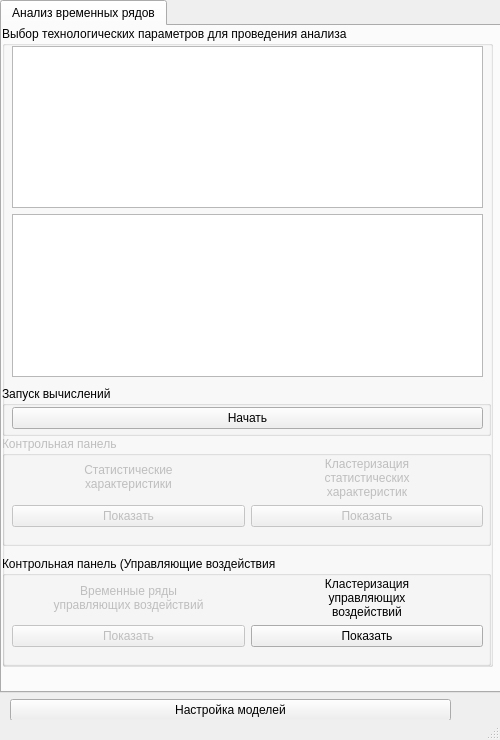
Old version of the form SOURCES/TSAC/Main.ui in the repository KP-Data-Mining/DM.
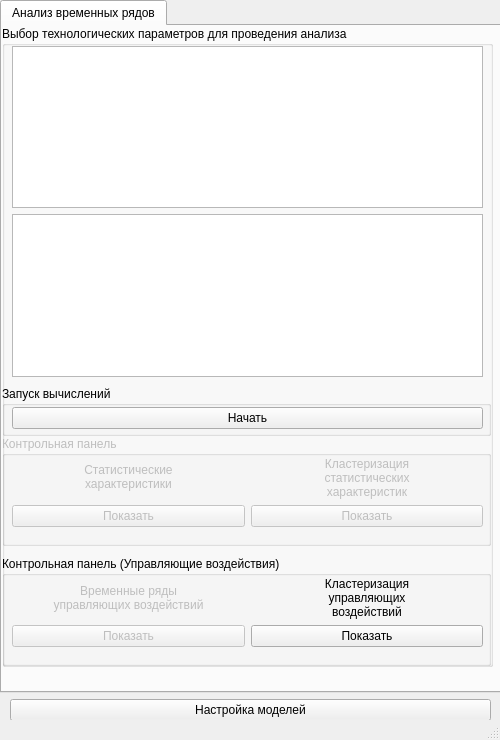
New version of the form.

Commit message:
feat: update Qt design files
update cursors and names for elements

#3

Diff of the .ui file:
```diff
--- a/SOURCES/TSAC/Main.ui
+++ b/SOURCES/TSAC/Main.ui
@@ -229,7 +229,7 @@
               </size>
              </property>
              <property name="title">
-              <string>Контрольная панель (Управляющие воздействия</string>
+              <string>Контрольная панель (Управляющие воздействия)</string>
              </property>
              <widget class="QWidget" name="gridLayoutWidget_9">
               <property name="geometry">
@@ -318,22 +318,6 @@
          </property>
         </widget>
        </item>
-       <item>
-        <spacer name="horizontalSpacer">
-         <property name="orientation">
-          <enum>Qt::Horizontal</enum>
-         </property>
-         <property name="sizeType">
-          <enum>QSizePolicy::Minimum</enum>
-         </property>
-         <property name="sizeHint" stdset="0">
-          <size>
-           <width>40</width>
-           <height>20</height>
-          </size>
-         </property>
-        </spacer>
-       </item>
       </layout>
      </item>
     </layout>
```
Left out of the diff: 12 changed lines with no effect on the pictures. The commit also changes 3 other files.
